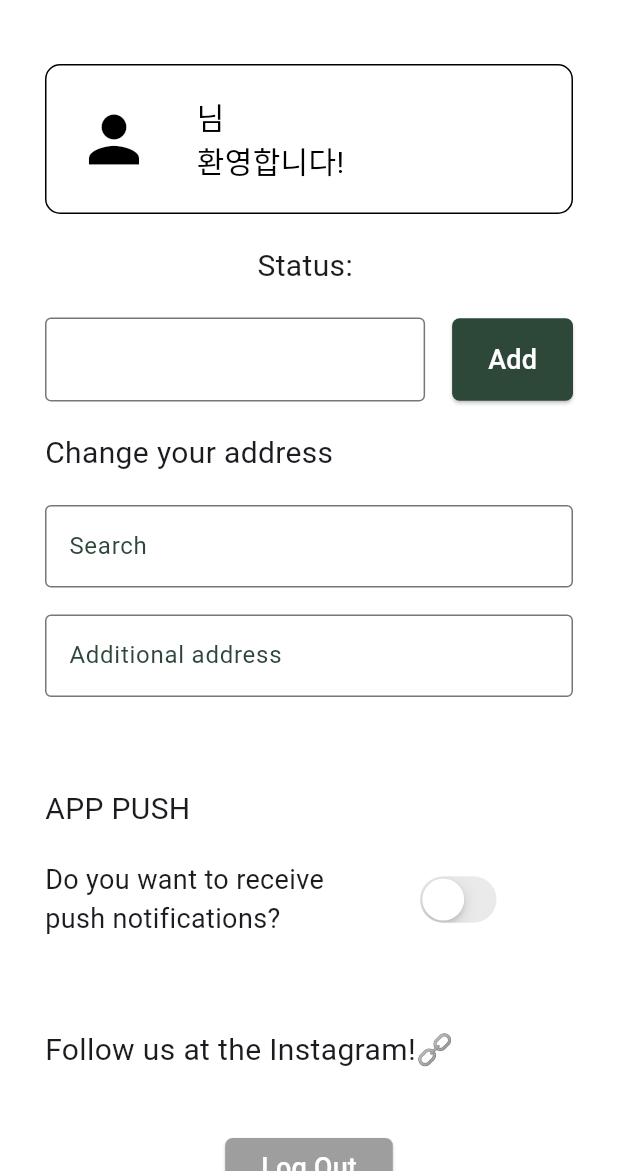
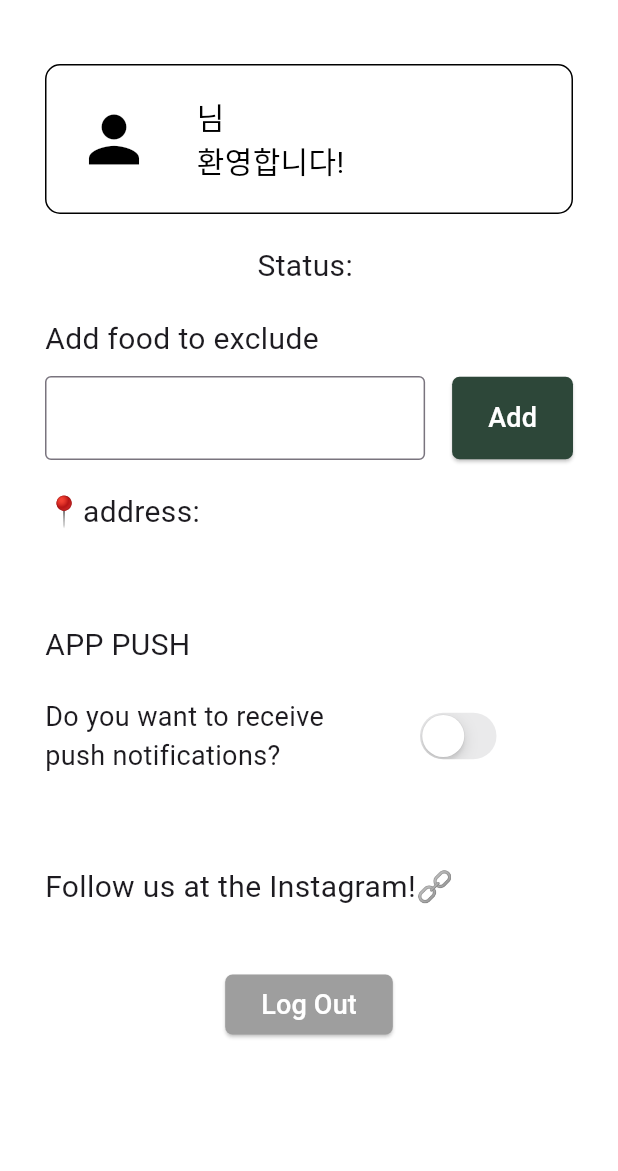
Before and after one commit to seoeunwon/mukki-app-master, a Flutter app: the Setting screen opened directly, on a phone screen of 412 x 824 dp, the part 65-1236 px from its top. Run offline on Flutter 3.47's test engine with Material 3 defaults, Android fonts, the phone set to English and light mode, and no system bars; our stand-ins replace dio, flutter_secure_storage, google_maps_flutter; missing offline and left inert: kakao_flutter_sdk_user; accounts and stored records are empty.

```diff
--- a/lib/setting.dart
+++ b/lib/setting.dart
@@ -83,6 +83,14 @@ class _SettingState extends State<Setting> {
                 style: TextStyle(fontSize: 20),
               ),
               SizedBox(height: 20),
+              Align(
+                alignment: Alignment.centerLeft,
+                child: Text(
+                  'Add food to exclude',
+                  style: TextStyle(fontSize: 20),
+                ),
+              ),
+              SizedBox(height: 10),
               Row(
                 children: [
                   Expanded(
@@ -144,41 +152,11 @@ class _SettingState extends State<Setting> {
               Align(
                 alignment: Alignment.centerLeft,
                 child: Text(
-                  'Change your address',
+                  '📍address: $userAddress',
                   textAlign: TextAlign.left,
                   style: TextStyle(fontSize: 20),
                 ),
               ),
-              SizedBox(height: 20),
-              TextField(
-                  style: TextStyle(fontSize: 15),
-                  decoration: InputDecoration(
-                    border: OutlineInputBorder(),
-                    labelText: 'Search',
-                    labelStyle: TextStyle(
-                      color: Color(0xFF2D4739),
-                    ),
-                    focusedBorder: OutlineInputBorder(
-                        borderSide: BorderSide(
-                      color: Color(0xFF2D4739),
-                    )),
-                  ),
-                  cursorColor: Color(0xFF2D4739)),
-              SizedBox(height: 18),
-              TextField(
-                  style: TextStyle(fontSize: 15),
-                  decoration: InputDecoration(
-                    border: OutlineInputBorder(),
-                    labelText: 'Additional address',
-                    labelStyle: TextStyle(
-                      color: Color(0xFF2D4739),
-                    ),
-                    focusedBorder: OutlineInputBorder(
-                        borderSide: BorderSide(
-                      color: Color(0xFF2D4739),
-                    )),
-                  ),
-                  cursorColor: Color(0xFF2D4739)),
               SizedBox(height: 60),
               Align(
                 alignment: Alignment.centerLeft,
--- a/lib/shared_data.dart
+++ b/lib/shared_data.dart
@@ -4,6 +4,7 @@ final TextEditingController excludeFoodController = TextEditingController();
 List<String> foodList = [];
 
 final TextEditingController usernameController = TextEditingController();
+final TextEditingController addressController = TextEditingController();
 String username = '';
 List<String> selectedOptions = [];
 int userId = 0;
@@ -11,3 +12,4 @@ String url = '';
 List<String> restaurantData = [];
 List<dynamic> menuItems = [];
 String resAddress = '';
+String userAddress = '';
```
Also changed, not shown: lib/signup_preferences.dart (+8 -15 lines).
